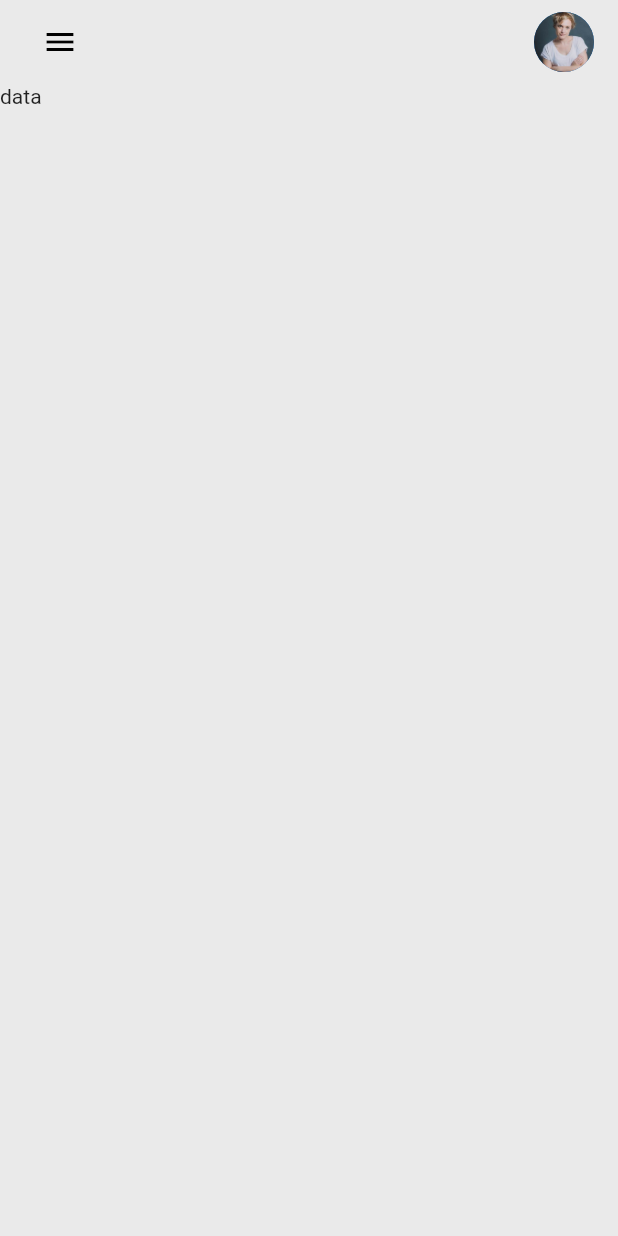
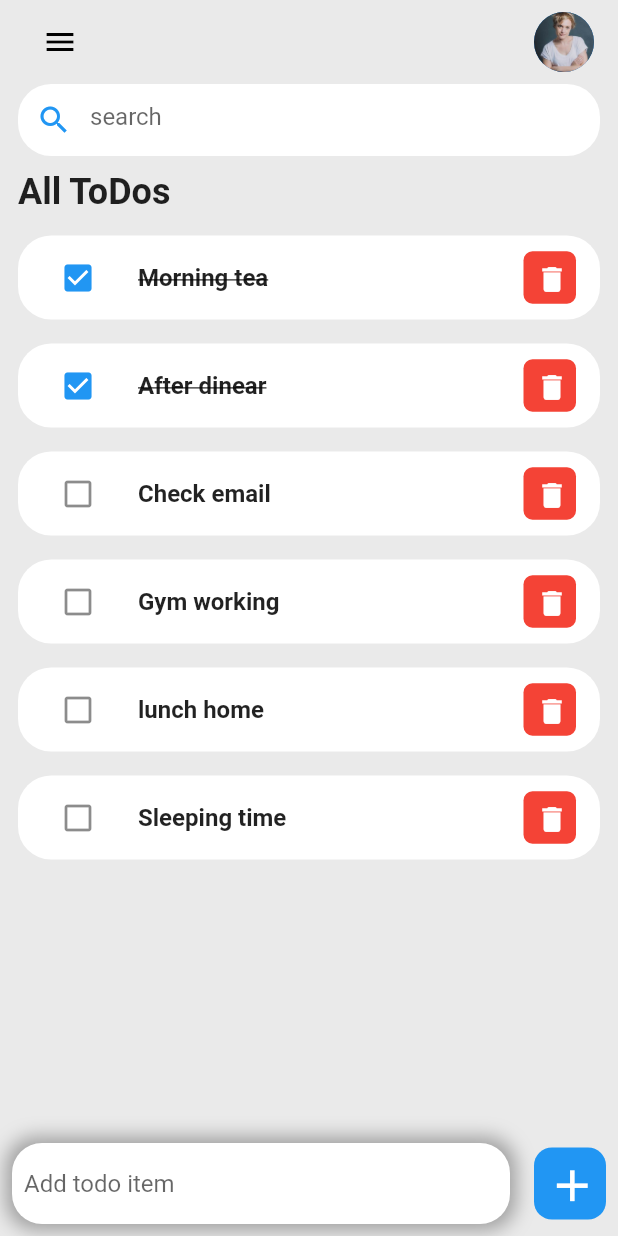
Before and after one commit to ravinderbadesra/Todo_app, a Flutter app: the screen it shows after launch, on a phone screen of 412 x 824 dp. Run offline on Flutter 3.47's test engine with Material 2 defaults, Android fonts, the phone set to English and light mode, and no system bars.

Commit message:
again change

```diff
--- a/lib/main.dart
+++ b/lib/main.dart
@@ -1,5 +1,4 @@
 import 'package:flutter/material.dart';
-import 'package:flutter/services.dart';
 import 'package:todoapp_crud/screens/homepage.dart';
 
 void main() {
@@ -11,6 +10,6 @@ class MyApp extends StatelessWidget {
 
   @override
   Widget build(BuildContext context) {
-     return   MaterialApp(home: HomePage(),debugShowCheckedModeBanner: false,);
+    return   MaterialApp(home: HomePage(),debugShowCheckedModeBanner: false,);
   }
 }
--- /dev/null
+++ b/lib/models/todoclass.dart
@@ -0,0 +1,34 @@
+class ToDo {
+  String? id;
+  String? todorText;
+  bool isDone;
+
+  ToDo({
+    required this.id,
+    required this.todorText,
+    this.isDone = false,
+  });
+
+  static List<ToDo> todoLists() {
+    return [
+      ToDo(id: "01", todorText: "Morning tea", isDone: true),
+      ToDo(id: "02", todorText: "After dinear", isDone: true),
+      ToDo(
+        id: "03",
+        todorText: "Check email",
+      ),
+      ToDo(
+        id: "04",
+        todorText: "Gym working",
+      ),
+      ToDo(
+        id: "05",
+        todorText: "lunch home",
+      ),
+      ToDo(
+        id: "06",
+        todorText: "Sleeping time",
+      )
+    ];
+  }
+}
--- /dev/null
+++ b/lib/screens/buildappbar.dart
@@ -0,0 +1,22 @@
+
+  import 'package:flutter/material.dart';
+import 'package:todoapp_crud/contants/color.dart';
+
+class AppBarWidget{
+
+static AppBar buildAppbar() {
+    return AppBar(
+      backgroundColor: tdBGcolor,
+      elevation: 0,
+      foregroundColor: tdBlack,
+      title: Row(mainAxisAlignment: MainAxisAlignment.spaceBetween, children: [
+        IconButton(
+            onPressed: () {},
+            icon: Icon(
+              Icons.menu,
+            )),
+        CircleAvatar(backgroundImage: AssetImage("lib/images/OIP (2).jpg")),
+      ]),
+    );
+  }
+}
--- a/lib/screens/homepage.dart
+++ b/lib/screens/homepage.dart
@@ -1,5 +1,8 @@
 import 'package:flutter/material.dart';
 import 'package:todoapp_crud/contants/color.dart';
+import 'package:todoapp_crud/models/todoclass.dart';
+import 'package:todoapp_crud/screens/buildappbar.dart';
+import 'package:todoapp_crud/screens/todolist.dart';
 
 class HomePage extends StatefulWidget {
   const HomePage({super.key});
@@ -8,31 +11,155 @@ class HomePage extends StatefulWidget {
   State<HomePage> createState() => _HomePageState();
 }
 
+final todoLists = ToDo.todoLists();
+final searchController = TextEditingController();
+
 class _HomePageState extends State<HomePage> {
+  List<ToDo> foundTodo = [];
+  @override
+  void initState() {
+    foundTodo = todoLists;
+    super.initState();
+  }
+
   @override
   Widget build(BuildContext context) {
     return SafeArea(
       child: Scaffold(
         backgroundColor: tdBGcolor,
-        appBar: AppBar(
-          backgroundColor: tdBGcolor,
-          elevation: 0,
-          foregroundColor: tdBlack,
-          title:
-              Row(mainAxisAlignment: MainAxisAlignment.spaceBetween, children: [
-
-            IconButton(
-                onPressed: () {},
-                icon: Icon(
-                  Icons.menu,
-                )),
-            CircleAvatar(backgroundImage: AssetImage("lib/images/OIP (2).jpg")),
-          ]),
-        ),
-        body: Column(
-          children: [Text("data")],
+        appBar: AppBarWidget.buildAppbar(),
+        body: Stack(
+          children: [
+            Container(
+              padding: EdgeInsets.symmetric(horizontal: 12),
+              child: SingleChildScrollView(
+                child: Column(
+                  children: [
+                    Container(
+                      decoration: BoxDecoration(
+                          borderRadius: BorderRadius.circular(22),
+                          color: Colors.white),
+                      child: TextFormField(
+                          onChanged: (value) => searchTodoItems(value),
+                          decoration: InputDecoration(
+                              hintText: "search",
+                              prefixIcon: Icon(
+                                Icons.search,
+                                color: Colors.blue,
+                              ),
+                              border: InputBorder.none)),
+                    ),
+                    SizedBox(
+                      height: 10,
+                    ),
+                    Align(
+                      alignment: Alignment.topLeft,
+                      child: Text(
+                        "All ToDos",
+                        style: TextStyle(
+                            fontSize: 24, fontWeight: FontWeight.w600),
+                      ),
+                    ),
+                    SizedBox(
+                      height: 15,
+                    ),
+                    for (var todoItems in foundTodo)
+                      ToDoList(
+                        toDo: todoItems,
+                        todoChange: handleTodoChange,
+                        todoDelete: deleteTodoItem,
+                      ),
+                  ],
+                ),
+              ),
+            ),
+            Align(
+              alignment: Alignment.bottomCenter,
+              child: Row(
+                children: [
+                  Expanded(
+                    child: Container(
+                      margin: EdgeInsets.all(8),
+                      padding: EdgeInsets.symmetric(horizontal: 8, vertical: 3),
+                      decoration: BoxDecoration(
+                          color: Colors.white,
+                          borderRadius: BorderRadius.circular(20),
+                          boxShadow: [
+                            BoxShadow(
+                                blurRadius: 10,
+                                spreadRadius: 4,
+                                color: Colors.grey),
+                          ]),
+                      child: TextField(
+                          controller: searchController,
+                          decoration: InputDecoration(
+                              border: InputBorder.none,
+                              hintText: "Add todo item")),
+                    ),
+                  ),
+                  Container(
+                    margin: EdgeInsets.all(8),
+                    // padding: EdgeInsets.all(2),
+                    decoration: BoxDecoration(
+                      borderRadius: BorderRadius.circular(12),
+                      color: Colors.blue,
+                    ),
+                    child: IconButton(
+                      icon: Icon(
+                        Icons.add,
+                        size: 35,
+                        color: Colors.white,
+                      ),
+                      onPressed: () {
+                        addTodoItem(searchController.text.toString());
+                      },
+                    ),
+                  )
+                ],
+              ),
+            )
+          ],
         ),
       ),
     );
   }
+
+  //todo change function
+  void handleTodoChange(ToDo toDoChange) {
+    setState(() {
+      toDoChange.isDone = !toDoChange.isDone;
+    });
+  }
+
+// when a todo delete function
+  void deleteTodoItem(String id) {
+    setState(() {
+      todoLists.removeWhere((element) => element.id == id);
+    });
+  }
+
+  //function on add todo items
+  void addTodoItem(String id) {
+    setState(() {
+      todoLists
+          .add(ToDo(id: DateTime.now().microsecond.toString(), todorText: id));
+    });
+    searchController.clear();
+  }
+
+  //search item fuction create
+  void searchTodoItems(String enterKey) {
+    List<ToDo> results = [];
+    if (enterKey.isEmpty ) {
+      results == todoLists;
+    } else {
+      results = todoLists
+          .where((item) =>
+              item.todorText!.toLowerCase().contains(enterKey.toLowerCase()))
+          .toList();
+    }
+    setState(() {
+      foundTodo = results;
+    });
+  }
 }
--- /dev/null
+++ b/lib/screens/todolist.dart
@@ -0,0 +1,57 @@
+import 'package:flutter/material.dart';
+import 'package:todoapp_crud/contants/color.dart';
+import 'package:todoapp_crud/models/todoclass.dart';
+
+class ToDoList extends StatelessWidget {
+  final ToDo toDo;
+  final todoChange;
+  final todoDelete;
+
+  const ToDoList(
+      {super.key,
+      required this.toDo,
+      required this.todoChange,
+      required this.todoDelete});
+
+  @override
+  Widget build(BuildContext context) {
+    return Container(
+      margin: EdgeInsets.only(bottom: 16),
+      child: ListTile(
+        onTap: () {
+          todoChange(toDo);
+
+        },
+        shape: RoundedRectangleBorder(borderRadius: BorderRadius.circular(22)),
+        tileColor: Colors.white,
+        leading: IconButton(
+          icon: toDo.isDone?Icon(Icons.check_box,color: Colors.blue,):Icon(Icons.check_box_outline_blank,) ,
+          onPressed: () {},
+        ),
+        title: Text(
+          toDo.todorText.toString(),
+          style: TextStyle(
+              fontWeight: FontWeight.w600,
+              decoration: toDo.isDone ? TextDecoration.lineThrough : null),
+        ),
+        trailing: Container(
+          height: 35,
+          width: 35,
+          decoration: BoxDecoration(
+              color: tdRed, borderRadius: BorderRadius.circular(6)),
+          child: IconButton(
+            icon: Icon(
+              Icons.delete,
+              color: Colors.white,
+              size: 22,
+            ),
+            onPressed: () {
+              todoDelete(toDo.id);
+
+            },
+          ),
+        ),
+      ),
+    );
+  }
+}
```
